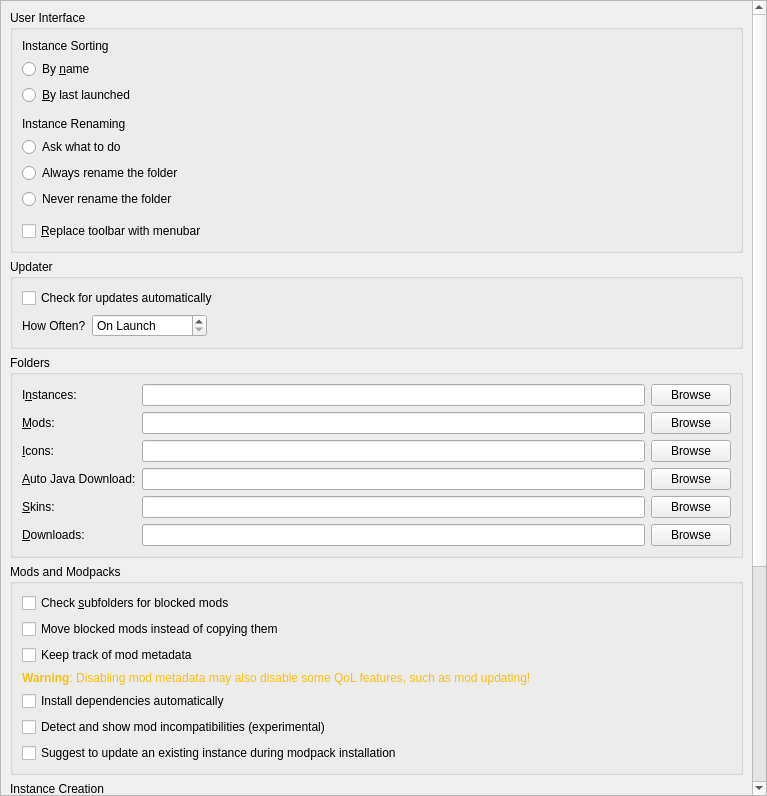
This is launcher/ui/pages/global/LauncherPage.ui in awakenginexe/Awake-Launcher as Qt 5 draws it before an edit. The edited form follows.
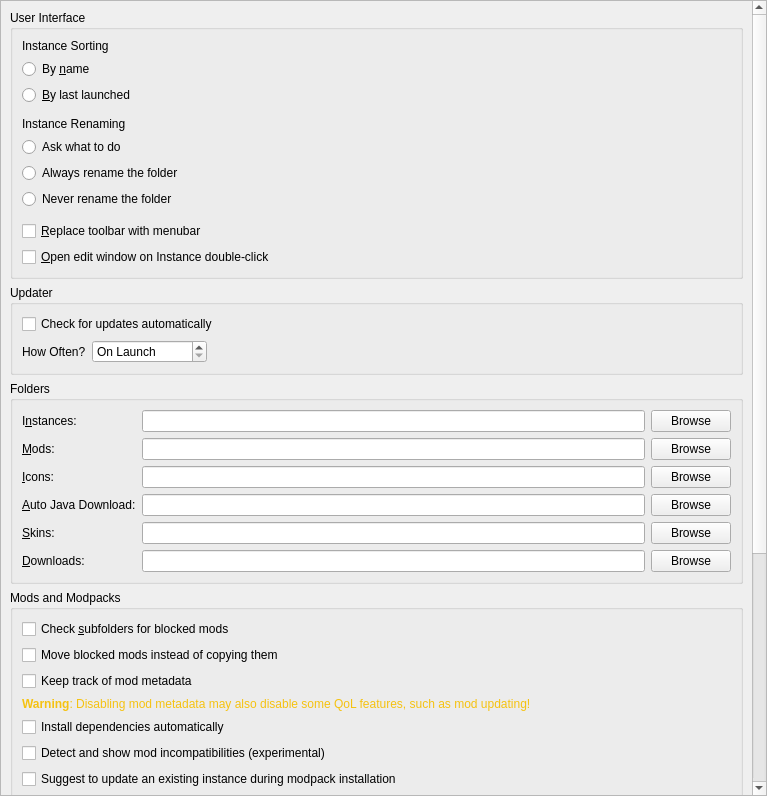
This is the edited form.

Commit message: Add setting to edit instance on double click

The edit to the form file:
```diff
--- a/launcher/ui/pages/global/LauncherPage.ui
+++ b/launcher/ui/pages/global/LauncherPage.ui
@@ -162,6 +162,16 @@
             </property>
            </widget>
           </item>
+          <item>
+           <widget class="QCheckBox" name="openEditWindowOnInstanceDoubleClickCheckBox">
+            <property name="toolTip">
+             <string>Opens the edit instance window on double-clicking an instance instead of running the instance.</string>
+            </property>
+            <property name="text">
+             <string>&amp;Open edit window on Instance double-click</string>
+            </property>
+           </widget>
+          </item>
          </layout>
         </widget>
        </item>
```
The commit also changes 3 other files.
